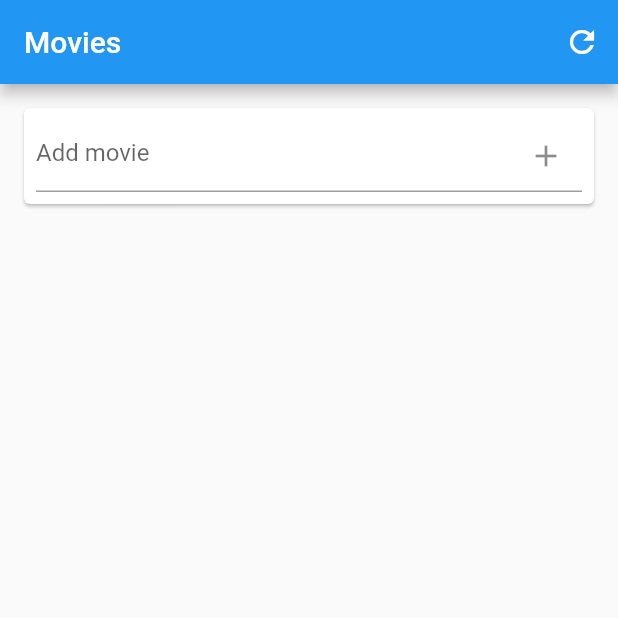
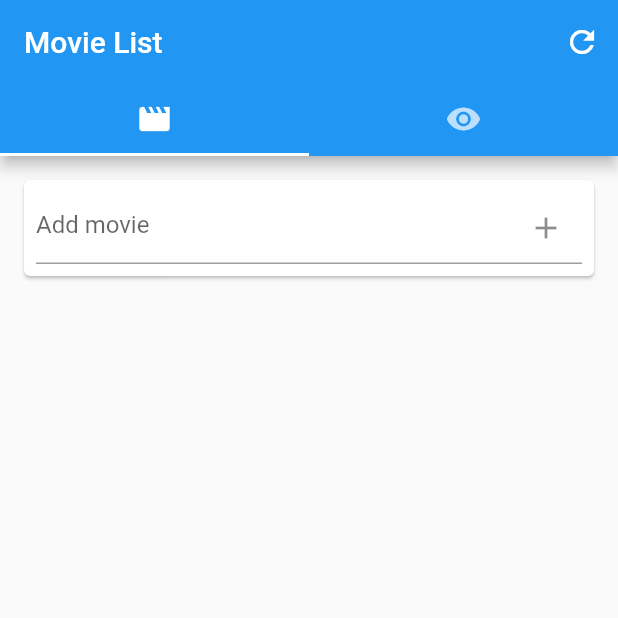
Before and after one commit to tytydraco/movie_list, a Flutter app: the screen it shows after launch, on a phone screen of 412 x 824 dp, the top half of it. Run offline on Flutter 3.47's test engine with Material 2 defaults, Android fonts, the phone set to English and light mode, and no system bars; our stand-ins replace cloud_firestore, firebase_core; accounts and stored records are empty.

Commit message:
Tabs, pull to refresh, watched boolean
Signed-off-by: Tyler Nijmeh <tylernij@gmail.com>

```diff
--- a/lib/main.dart
+++ b/lib/main.dart
@@ -3,6 +3,7 @@ import 'package:firebase_core/firebase_core.dart';
 import 'package:flutter/material.dart';
 import 'package:movie_list/firebase_options.dart';
 import 'package:movie_list/screens/movies_screen.dart';
+import 'package:movie_list/screens/tab_screen.dart';
 import 'package:movie_list/widgets/movie_widget.dart';
 
 void main() async {
@@ -23,7 +24,10 @@ class MyApp extends StatelessWidget {
       theme: ThemeData(
         primarySwatch: Colors.blue,
       ),
-      home: const MoviesPage(),
+      home: const DefaultTabController(
+        length: 2,
+        child: TabScreen()
+      ),
     );
   }
 }
--- a/lib/remote/database.dart
+++ b/lib/remote/database.dart
@@ -1,17 +1,26 @@
 import 'package:cloud_firestore/cloud_firestore.dart';
+import 'package:movie_list/models/movie_model.dart';
 
 class Database {
-  Future<List<String>> getMovies() async {
+  Future<List<MovieModel>> getMovies() async {
     final db = FirebaseFirestore.instance;
     final query = await db.collection('movies').get();
-    final movies = query.docs.map((e) => e.data()['movie'] as String).toList();
-    movies.sort((a, b) => a.toLowerCase().compareTo(b.toLowerCase()));
+    final movies = query.docs.map((e) {
+      return MovieModel(
+        e.data()['movie'] as String,
+        e.data()['watched'] as bool? ?? false,
+      );
+    }).toList();
+    movies.sort((a, b) => a.movie.toLowerCase().compareTo(b.movie.toLowerCase()));
     return movies;
   }
 
   Future addMovie(String movieTitle) async {
     final db = FirebaseFirestore.instance;
-    await db.collection('movies').add({'movie': movieTitle});
+    await db.collection('movies').add({
+      'movie': movieTitle,
+      'watched': false,
+    });
   }
 
   Future deleteMovie(String name) async {
--- a/lib/screens/movies_screen.dart
+++ b/lib/screens/movies_screen.dart
@@ -1,16 +1,17 @@
-import 'package:cloud_firestore/cloud_firestore.dart';
 import 'package:flutter/material.dart';
+import 'package:movie_list/models/movie_model.dart';
 import 'package:movie_list/remote/database.dart';
+import 'package:movie_list/widgets/movie_list_widget.dart';
 import 'package:movie_list/widgets/movie_widget.dart';
 
-class MoviesPage extends StatefulWidget {
-  const MoviesPage({Key? key}) : super(key: key);
+class MoviesScreen extends StatefulWidget {
+  const MoviesScreen({Key? key}) : super(key: key);
 
   @override
-  State<MoviesPage> createState() => _MoviesPageState();
+  State<MoviesScreen> createState() => _MoviesScreenState();
 }
 
-class _MoviesPageState extends State<MoviesPage> {
+class _MoviesScreenState extends State<MoviesScreen> {
   final database = Database();
   final addMovieController = TextEditingController();
 
@@ -26,19 +27,13 @@ class _MoviesPageState extends State<MoviesPage> {
     setState(() {});
   }
 
+  Future refresh() async {
+    setState(() {});
+  }
+
   @override
   Widget build(BuildContext context) {
-    return Scaffold(
-      appBar: AppBar(
-        title: const Text('Movies'),
-        actions: [
-          IconButton(
-            onPressed: () => setState(() {}),
-            icon: const Icon(Icons.refresh),
-          ),
-        ],
-      ),
-      body: Column(
+    return Column(
       children: [
         Card(
           margin: const EdgeInsets.all(16),
@@ -62,27 +57,22 @@ class _MoviesPageState extends State<MoviesPage> {
           future: database.getMovies(),
           builder: (context, snapshot) {
             if (snapshot.hasData) {
-                final data = snapshot.data as List<String>;
+              final data = snapshot.data as List<MovieModel>;
               return Expanded(
-                  child: ListView.builder(
-                    shrinkWrap: true,
-                    itemCount: data.length,
-                    itemBuilder: (context, index) {
-                      final movie = data[index];
-                      return MovieWidget(
-                        movie: movie,
-                        onDelete: () => deleteMovie(movie),
-                      );
-                    },
+                child: MovieListWidget(
+                  movieList: data,
+                  onDelete: (movie) => deleteMovie(movie.movie),
+                  onRefresh: refresh,
                 ),
               );
+            } else if (snapshot.hasError) {
+              return Text(snapshot.error.toString());
             } else {
               return const CircularProgressIndicator();
             }
           },
         ),
       ],
-      ),
     );
   }
 }
--- /dev/null
+++ b/lib/screens/tab_screen.dart
@@ -0,0 +1,43 @@
+import 'package:flutter/material.dart';
+import 'package:movie_list/screens/movies_screen.dart';
+import 'package:movie_list/screens/watched_screen.dart';
+
+class TabScreen extends StatefulWidget {
+  const TabScreen({Key? key}) : super(key: key);
+
+  @override
+  State<TabScreen> createState() => _TabScreenState();
+}
+
+class _TabScreenState extends State<TabScreen> {
+  @override
+  Widget build(BuildContext context) {
+    return Scaffold(
+      appBar: AppBar(
+        title: const Text('Movie List'),
+        actions: [
+          IconButton(
+            onPressed: () => setState(() {}),
+            icon: const Icon(Icons.refresh),
+          ),
+        ],
+        bottom: const TabBar(
+          tabs: [
+            Tab(
+              icon: Icon(Icons.movie),
+            ),
+            Tab(
+              icon: Icon(Icons.visibility),
+            ),
+          ],
+        ),
+      ),
+      body: const TabBarView(
+        children: [
+          MoviesScreen(),
+          WatchedScreen(),
+        ],
+      ),
+    );
+  }
+}
--- /dev/null
+++ b/lib/screens/watched_screen.dart
@@ -0,0 +1,15 @@
+import 'package:flutter/material.dart';
+
+class WatchedScreen extends StatefulWidget {
+  const WatchedScreen({Key? key}) : super(key: key);
+
+  @override
+  State<WatchedScreen> createState() => _WatchedScreenState();
+}
+
+class _WatchedScreenState extends State<WatchedScreen> {
+  @override
+  Widget build(BuildContext context) {
+    return Container();
+  }
+}
--- /dev/null
+++ b/lib/widgets/movie_list_widget.dart
@@ -0,0 +1,39 @@
+import 'package:flutter/material.dart';
+import 'package:movie_list/models/movie_model.dart';
+import 'package:movie_list/widgets/movie_widget.dart';
+
+class MovieListWidget extends StatefulWidget {
+  final List<MovieModel> movieList;
+  final Function(MovieModel) onDelete;
+  final Future<void> Function() onRefresh;
+
+  const MovieListWidget({
+    Key? key,
+    required this.movieList,
+    required this.onDelete,
+    required this.onRefresh,
+  }) : super(key: key);
+
+  @override
+  State<MovieListWidget> createState() => _MovieListWidgetState();
+}
+
+class _MovieListWidgetState extends State<MovieListWidget> {
+  @override
+  Widget build(BuildContext context) {
+    return RefreshIndicator(
+      onRefresh: widget.onRefresh,
+      child: ListView.builder(
+        shrinkWrap: true,
+        itemCount: widget.movieList.length,
+        itemBuilder: (context, index) {
+          final movie = widget.movieList[index];
+          return MovieWidget(
+            movie: movie.movie,
+            onDelete: () => widget.onDelete(movie),
+          );
+        },
+      ),
+    );
+  }
+}
```
Lines whose indentation alone changed are shown as unchanged.
